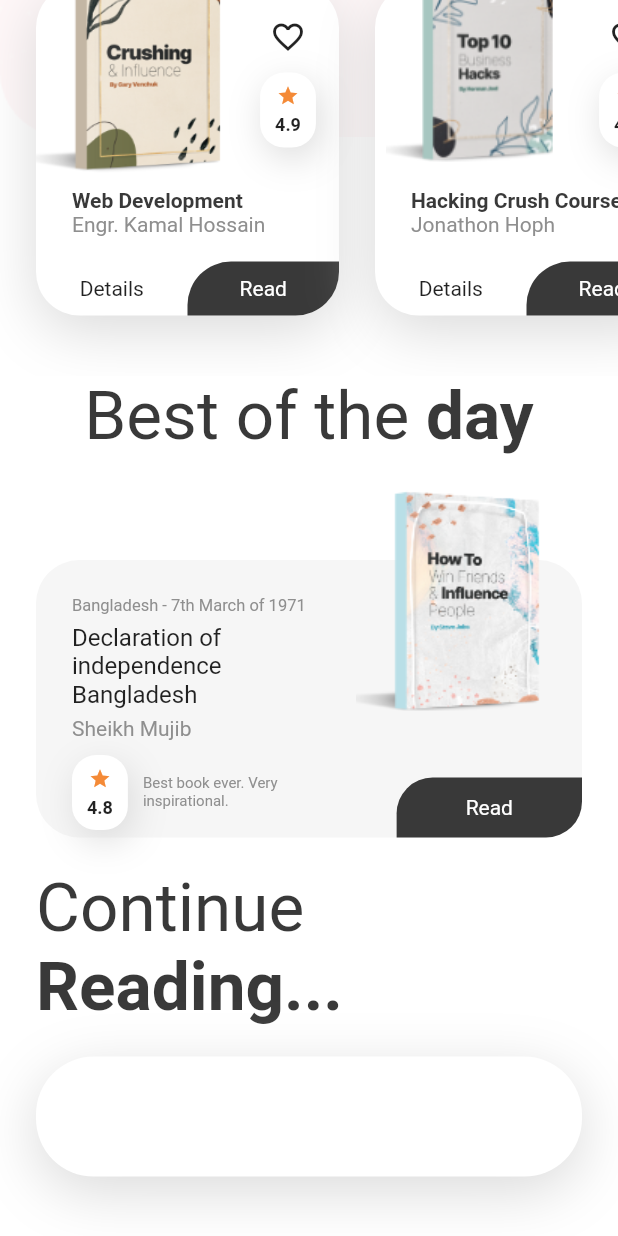
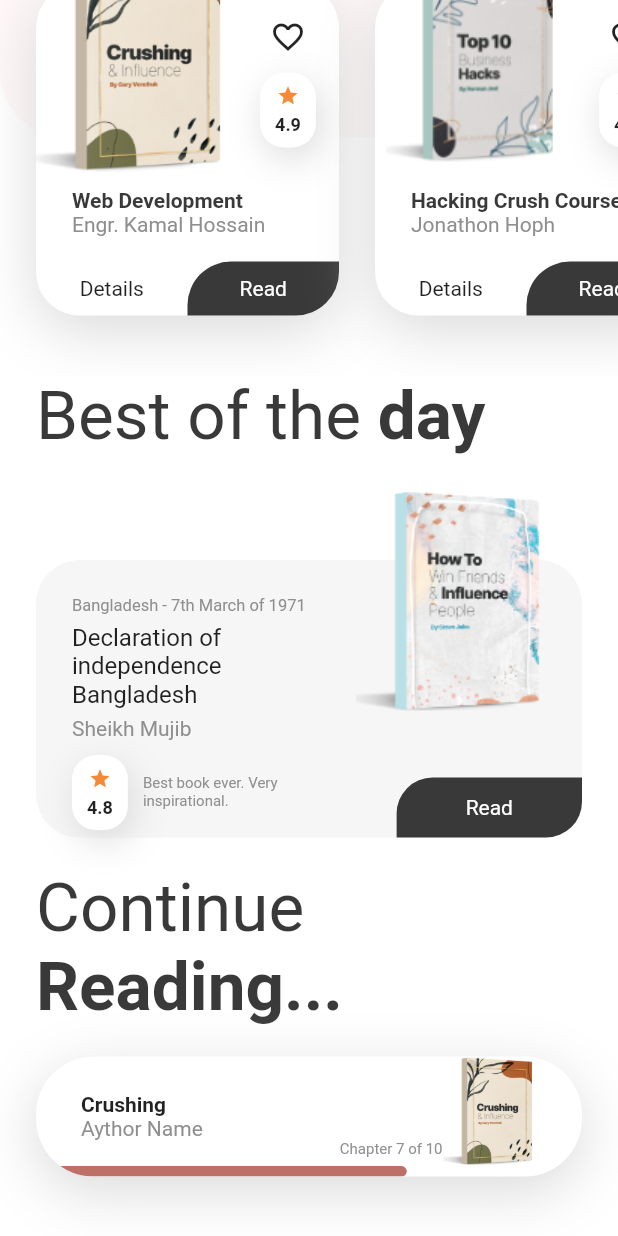
Before and after one commit to shahdat-sajib/libraryApp-ui-flutter, a Flutter app: the HomeScreen screen opened directly, scrolled down 253 dp, on a phone screen of 412 x 824 dp. Run offline on Flutter 3.47's test engine with Material 2 defaults, Android fonts, the phone set to English and light mode, and no system bars.

Commit message:
homepage done

```diff
--- a/lib/screens/home_screen.dart
+++ b/lib/screens/home_screen.dart
@@ -1,3 +1,5 @@
+import 'dart:ui';
+
 import 'package:flutter/material.dart';
 import 'package:online_library/consttants.dart';
 import 'package:online_library/widgets/book_rating.dart';
@@ -29,7 +31,7 @@ class HomeScreen extends StatelessWidget {
                 children: [
                   SizedBox(height: size.height * .1),
                   Padding(
-                    padding: const EdgeInsets.symmetric(horizontal: 24),
+                    padding: EdgeInsets.symmetric(horizontal: 24),
                     child: RichText(text: TextSpan(
                       style: Theme.of(context).textTheme.displaySmall,
                       children: [
@@ -67,6 +69,7 @@ class HomeScreen extends StatelessWidget {
                   Padding(
                     padding: EdgeInsets.symmetric(horizontal: 24),
                   child: Column(
+                    crossAxisAlignment: CrossAxisAlignment.start,
                     children: [
                       RichText(text: TextSpan(
                         style: Theme.of(context).textTheme.displaySmall,
@@ -105,6 +108,50 @@ class HomeScreen extends StatelessWidget {
                               color: Color(0xFFD3D3D3).withOpacity(0.84),
                             ),
                           ]
+                        ),
+                        child: ClipRRect(
+                          borderRadius: BorderRadius.circular(38.5),
+                          child: Column(
+                            crossAxisAlignment: CrossAxisAlignment.start,
+                            children: [
+                              Expanded(
+                                child: Padding(
+                                  padding: const EdgeInsets.only(left: 30, right: 20),
+                                  child: Row(
+                                  children: [
+                                    Expanded(child: Column(
+                                      mainAxisAlignment: MainAxisAlignment.end,
+                                      crossAxisAlignment: CrossAxisAlignment.start,
+                                      children: [
+                                        Text("Crushing",
+                                        style: TextStyle(
+                                          fontWeight: FontWeight.bold,
+                                        ),
+                                        ),
+                                        Text("Aythor Name",
+                                        style: TextStyle(color: kLightBlackColor,),),
+                                        Align(alignment: Alignment.bottomRight,
+                                        child: Text("Chapter 7 of 10", style: TextStyle(
+                                          fontSize: 10,
+                                          color: kLightBlackColor,
+                                        ),),),
+                                        SizedBox(height: 5,),
+                                      ],
+                                    ),),
+                                    Image.asset("assets/images/book-1.png"),
+                                  ],
+                              ),
+                                ),),
+                              Container(
+                                height: 7,
+                                width: size.width * .6,
+                                decoration: BoxDecoration(
+                                  color: kProgressIndicator,
+                                  borderRadius: BorderRadius.circular(7),
+                                ),
+                              )
+                            ],
+                          ),
                         ),
                       ),
                       SizedBox(height: 40,)
```
